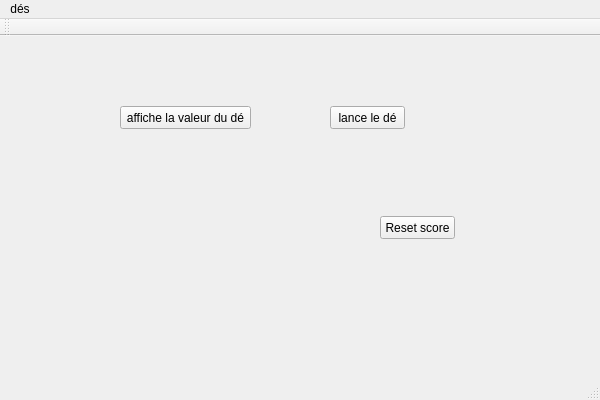
Above: TP1heritage.ui from AlexandreCare/TP1_heritage before the change. Below: the same form after it.
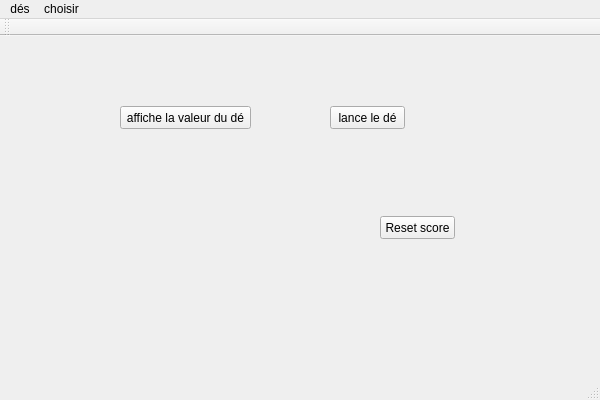
That is the form after the change.

Patch:
```diff
--- a/TP1heritage.ui
+++ b/TP1heritage.ui
@@ -94,7 +94,16 @@
      <string>dés</string>
     </property>
    </widget>
+   <widget class="QMenu" name="menud_histo">
+    <property name="title">
+     <string>choisir</string>
+    </property>
+    <addaction name="separator"/>
+    <addaction name="actiond_histo"/>
+    <addaction name="actiond"/>
+   </widget>
    <addaction name="menud_s"/>
+   <addaction name="menud_histo"/>
   </widget>
   <widget class="QToolBar" name="mainToolBar">
    <attribute name="toolBarArea">
```
Left out of the diff: 10 changed lines with no effect on the pictures.
